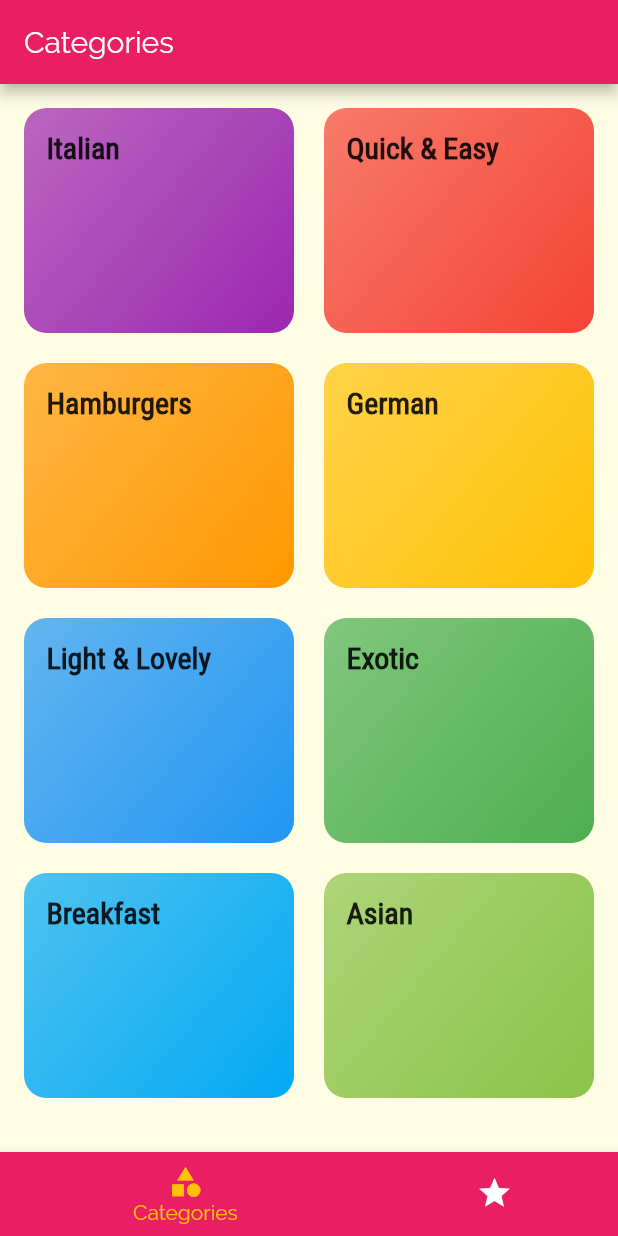
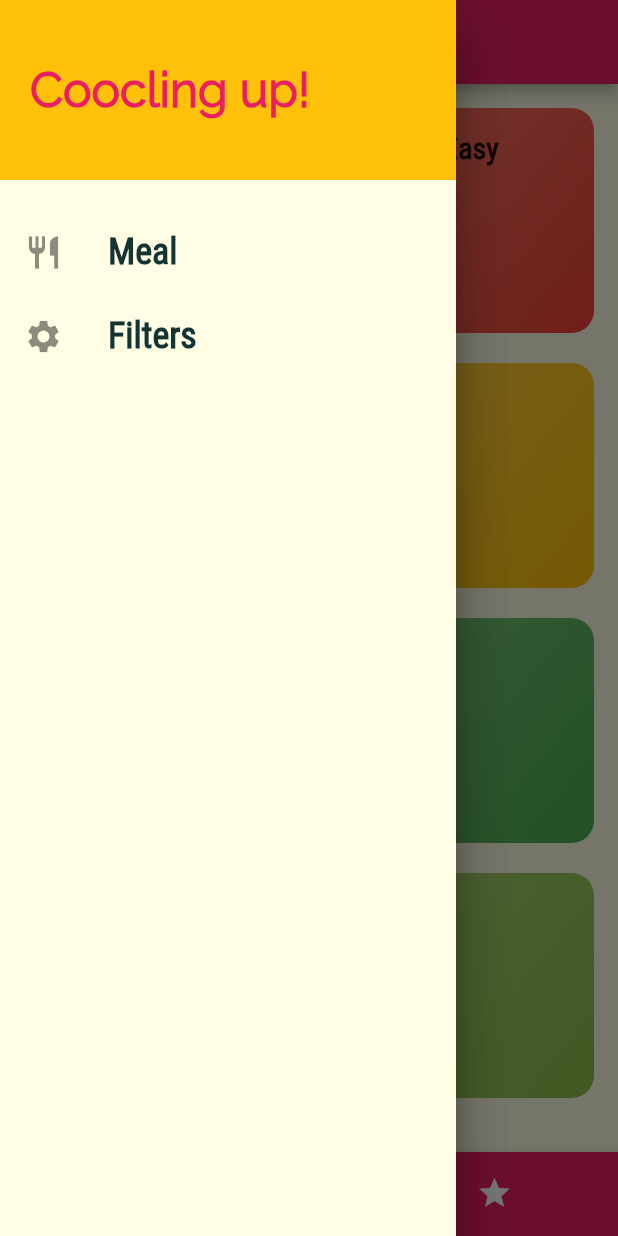
Before and after one commit to MiguelJardinez/deli-meal-flutter, a Flutter app: the screen it shows after launch, with the side drawer open (before the commit the screen has no drawer), on a phone screen of 412 x 824 dp. Run offline on Flutter 3.47's test engine with Material 2 defaults, Android fonts, the phone set to English and light mode, and no system bars.

Commit message:
finish drawer

```diff
--- /dev/null
+++ b/lib/src/navigation/main_drawer.dart
@@ -0,0 +1,50 @@
+import 'package:flutter/material.dart';
+
+class DrawerMain extends StatelessWidget {
+  Widget buildListTile(String title, IconData icon) {
+    return ListTile(
+      leading: Icon(
+        icon,
+        size: 26,
+      ),
+      title: Text(
+        title,
+        style: TextStyle(
+            fontFamily: 'RobotoCondensed',
+            fontSize: 24,
+            fontWeight: FontWeight.bold),
+      ),
+    );
+  }
+
+  @override
+  Widget build(BuildContext context) {
+    return Drawer(
+      child: SafeArea(
+        child: Column(
+          children: [
+            Container(
+              height: 120,
+              width: double.infinity,
+              padding: EdgeInsets.all(20),
+              alignment: Alignment.centerLeft,
+              color: Theme.of(context).accentColor,
+              child: Text(
+                'Coocling up!',
+                style: TextStyle(
+                    fontWeight: FontWeight.w900,
+                    fontSize: 32,
+                    color: Theme.of(context).primaryColor),
+              ),
+            ),
+            SizedBox(
+              height: 20,
+            ),
+            buildListTile('Meal', Icons.restaurant),
+            buildListTile('Filters', Icons.settings),
+          ],
+        ),
+      ),
+    );
+  }
+}
--- a/lib/src/navigation/tab_page.dart
+++ b/lib/src/navigation/tab_page.dart
@@ -1,3 +1,4 @@
+import 'package:deli_meal/src/navigation/main_drawer.dart';
 import 'package:deli_meal/src/pages/favorite_page.dart';
 import 'package:flutter/material.dart';
 
@@ -26,6 +27,9 @@ class _TabPageState extends State<TabPage> {
       appBar: AppBar(
         title: Text(_pages[_selectPageIndex]['title']),
       ),
+      drawer: Drawer(
+        child: DrawerMain(),
+      ),
       body: _pages[_selectPageIndex]['page'],
       bottomNavigationBar: BottomNavigationBar(
         onTap: _selectPage,
```
